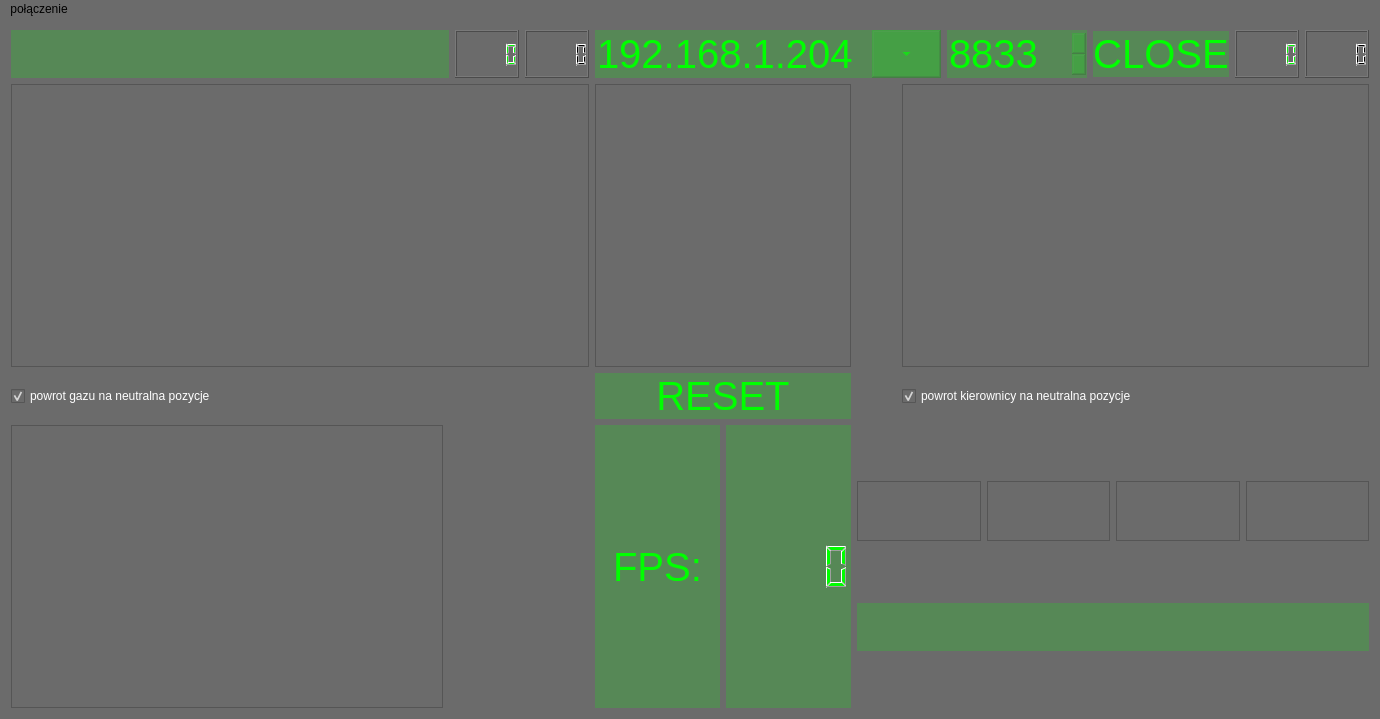
Qt form pilot/pilotwindow.ui (cyniu88/QT_kurs) before a commit.
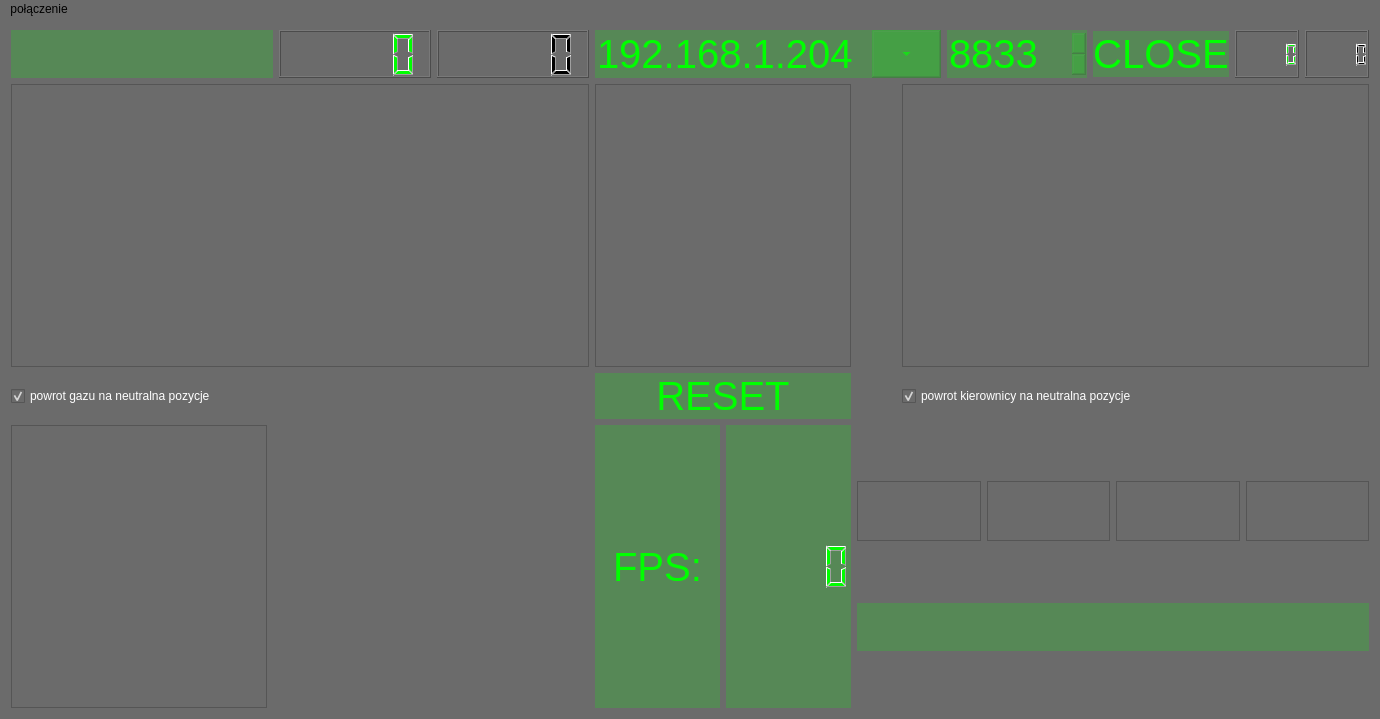
The same form after that commit. Icons and pictures are not drawn.

The edit to the form file:
```diff
--- a/pilot/pilotwindow.ui
+++ b/pilot/pilotwindow.ui
@@ -155,7 +155,7 @@
     <item row="0" column="3">
      <widget class="QLCDNumber" name="gazLCD_y">
       <property name="sizePolicy">
-       <sizepolicy hsizetype="Preferred" vsizetype="Minimum">
+       <sizepolicy hsizetype="Expanding" vsizetype="Minimum">
         <horstretch>0</horstretch>
         <verstretch>0</verstretch>
        </sizepolicy>
@@ -164,6 +164,12 @@
     </item>
     <item row="0" column="0" colspan="2">
      <widget class="QLineEdit" name="responsTxt">
+      <property name="sizePolicy">
+       <sizepolicy hsizetype="Ignored" vsizetype="Ignored">
+        <horstretch>0</horstretch>
+        <verstretch>0</verstretch>
+       </sizepolicy>
+      </property>
       <property name="styleSheet">
        <string notr="true">background-color: rgba(0, 255, 0, 50);
  border: true;
@@ -270,7 +276,7 @@
     <item row="0" column="2">
      <widget class="QLCDNumber" name="gazLCD_x">
       <property name="sizePolicy">
-       <sizepolicy hsizetype="Preferred" vsizetype="Minimum">
+       <sizepolicy hsizetype="Expanding" vsizetype="Minimum">
         <horstretch>0</horstretch>
         <verstretch>0</verstretch>
        </sizepolicy>
```
Left out of the diff: 18 changed lines with no effect on the pictures.
